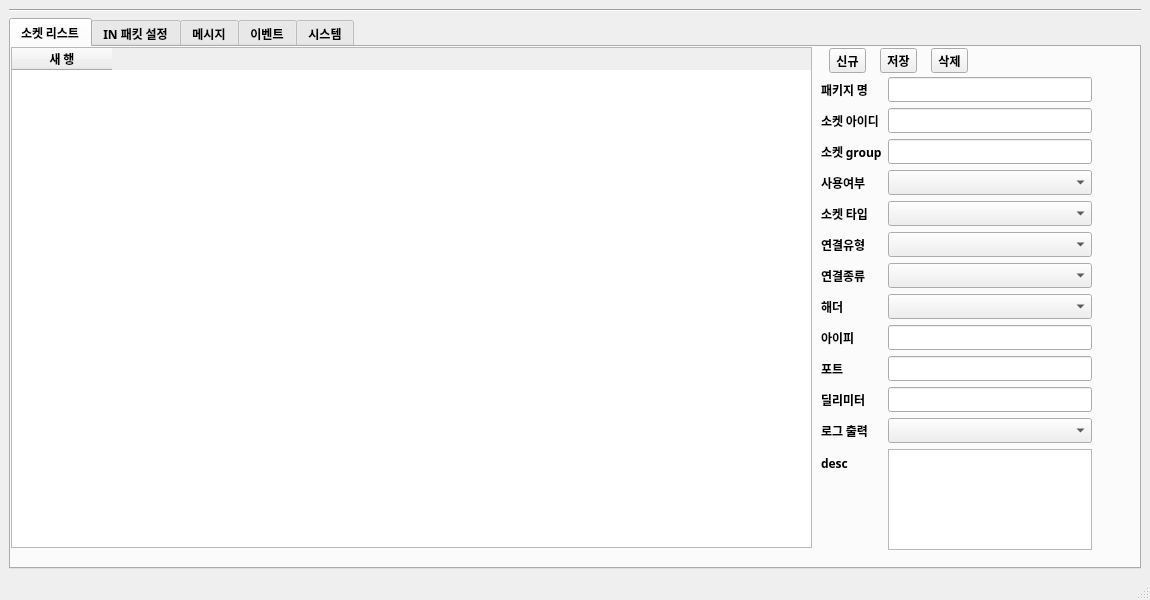
Before: the Qt Designer form ui/settings.ui in gusdnd3150/communication-gui, drawn with Qt 5.
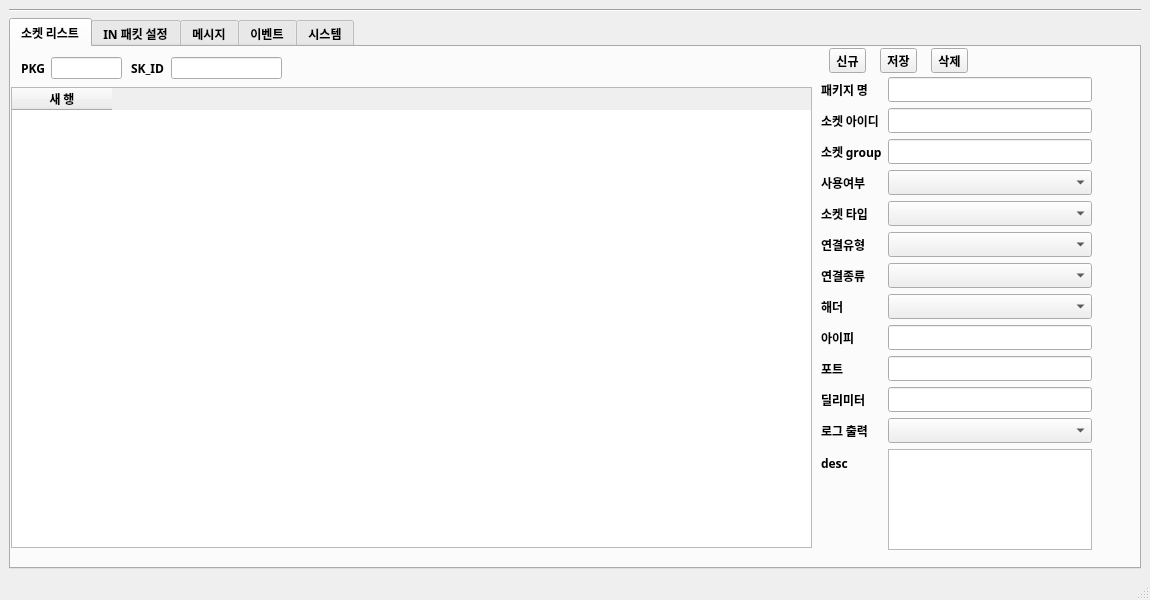
After: the same form once the commit is applied.

What changed in the file:
```diff
--- a/ui/settings.ui
+++ b/ui/settings.ui
@@ -37,7 +37,6 @@
   <property name="font">
    <font>
     <family>맑은 고딕</family>
-    <weight>75</weight>
     <bold>true</bold>
    </font>
   </property>
@@ -245,16 +244,15 @@
         <property name="geometry">
          <rect>
           <x>0</x>
-          <y>0</y>
+          <y>40</y>
           <width>801</width>
-          <height>501</height>
+          <height>461</height>
          </rect>
         </property>
         <property name="font">
          <font>
           <family>맑은 고딕</family>
           <pointsize>9</pointsize>
-          <weight>75</weight>
           <bold>true</bold>
          </font>
         </property>
@@ -276,6 +274,52 @@
          </property>
         </column>
        </widget>
+       <widget class="QLabel" name="label_4">
+        <property name="geometry">
+         <rect>
+          <x>10</x>
+          <y>10</y>
+          <width>53</width>
+          <height>22</height>
+         </rect>
+        </property>
+        <property name="text">
+         <string>PKG</string>
+        </property>
+       </widget>
+       <widget class="QLineEdit" name="sk_search_pkg">
+        <property name="geometry">
+         <rect>
+          <x>40</x>
+          <y>10</y>
+          <width>71</width>
+          <height>22</height>
+         </rect>
+        </property>
+       </widget>
+       <widget class="QLabel" name="label_5">
+        <property name="geometry">
+         <rect>
+          <x>120</x>
+          <y>10</y>
+          <width>41</width>
+          <height>22</height>
+         </rect>
+        </property>
+        <property name="text">
+         <string>SK_ID</string>
+        </property>
+       </widget>
+       <widget class="QLineEdit" name="sk_search_sk">
+        <property name="geometry">
+         <rect>
+          <x>160</x>
+          <y>10</y>
+          <width>111</width>
+          <height>22</height>
+         </rect>
+        </property>
+       </widget>
       </widget>
       <widget class="QWidget" name="tab_5">
        <attribute name="title">
```
Left out of the diff: 75 changed lines with no effect on the pictures.
